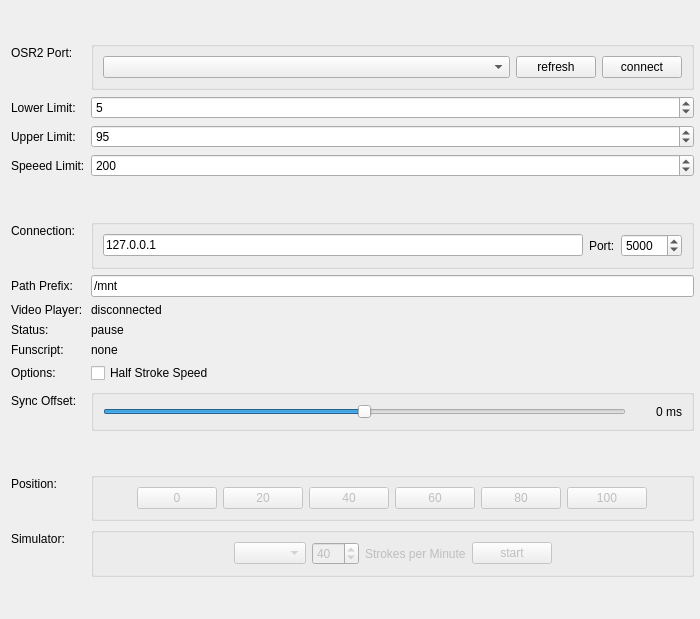
Above: tcode_player/osr2_player_view.ui from michael-mueller-git/Python-TCode-Player before the change. Below: the same form after it.
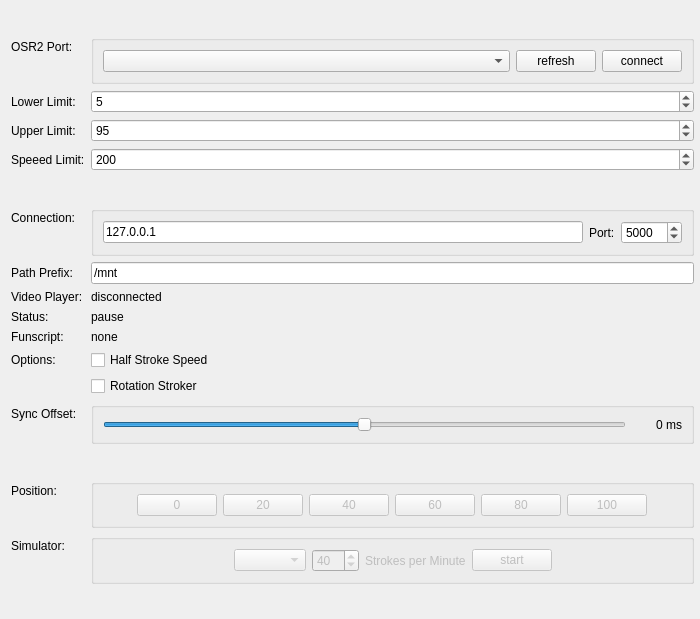
That is the form after the change.

Commit message: pass rotation flag to tcode controller

```diff
--- a/tcode_player/osr2_player_view.ui
+++ b/tcode_player/osr2_player_view.ui
@@ -277,14 +277,21 @@
      </property>
     </widget>
    </item>
-   <item row="22" column="0">
+   <item row="22" column="1">
+    <widget class="QCheckBox" name="rotationStrokeCheckBox">
+     <property name="text">
+      <string>Rotation Stroker</string>
+     </property>
+    </widget>
+   </item>
+   <item row="23" column="0">
     <widget class="QLabel" name="labelOffset">
      <property name="text">
       <string>Sync Offset:</string>
      </property>
     </widget>
    </item>
-   <item row="22" column="1">
+   <item row="23" column="1">
     <widget class="QGroupBox" name="offsetGroupBox">
      <property name="title">
       <string/>
```
The commit also changes 3 other files.
